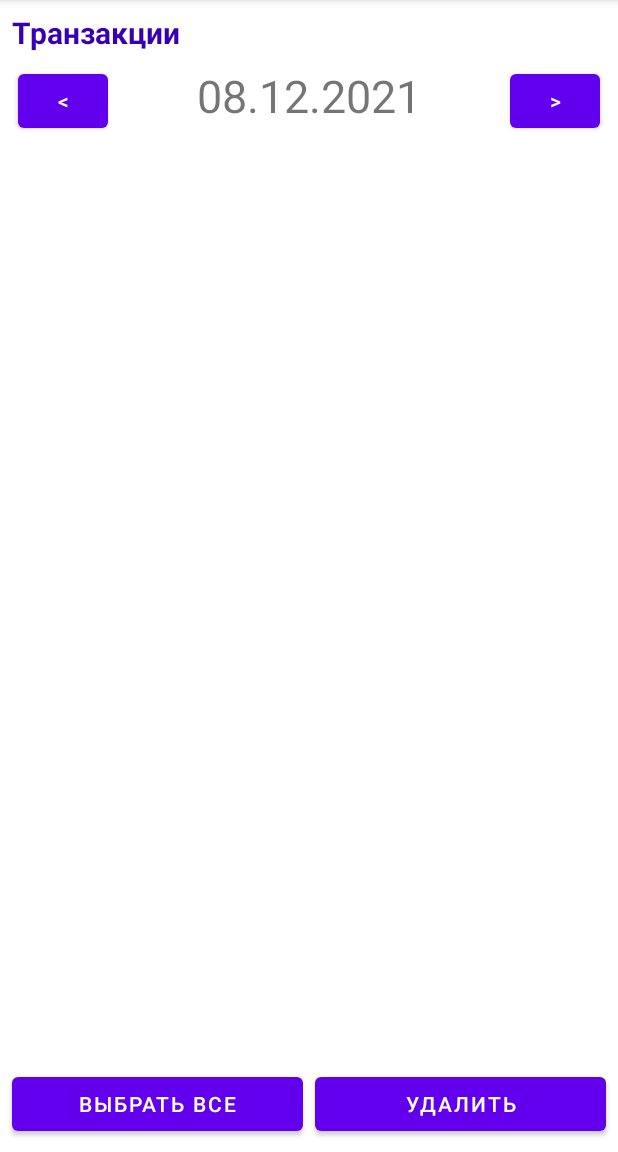
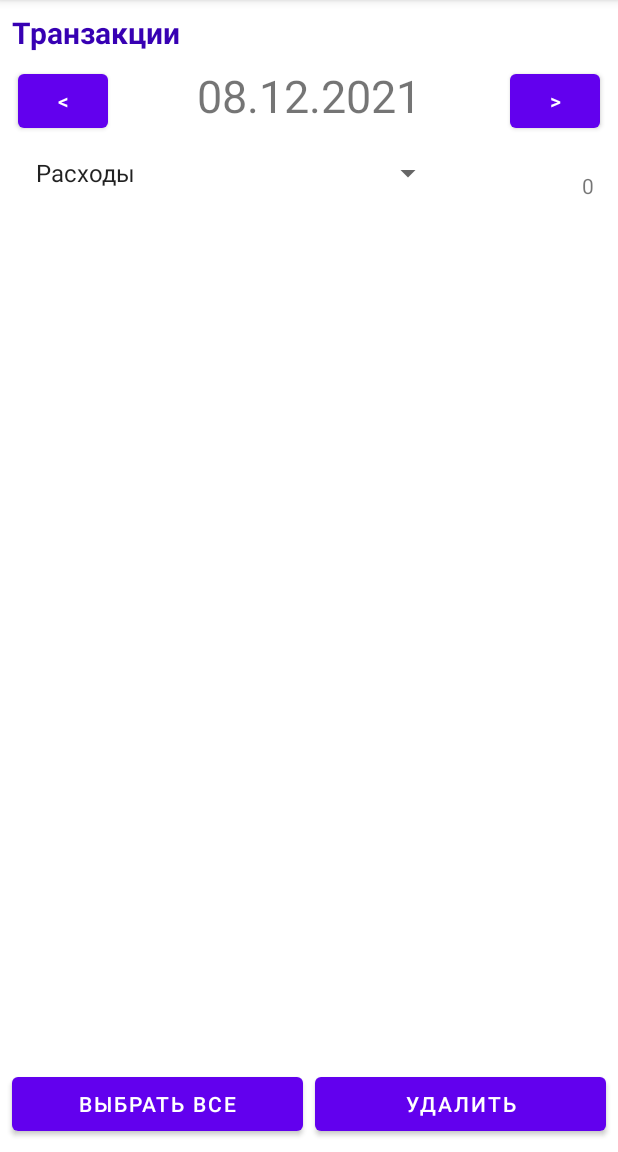
Before and after one commit to MaklMyzuka/MyMoney, an Android app: the screen it shows after launch (ActionsActivity), in the options menu, after a tap on "Транзакции", on a phone screen of 412 x 824 dp, the part 84-1236 px from its top. Run offline under Robolectric (Android 15) with nearby library versions, the phone set to English and light mode, and no system bars.

Commit message:
add category selector in actions

```diff
--- a/app/src/main/java/muzdima/mymoney/activity/ActionsActivity.java
+++ b/app/src/main/java/muzdima/mymoney/activity/ActionsActivity.java
@@ -18,6 +18,7 @@ import muzdima.mymoney.repository.model.IActionItem;
 import muzdima.mymoney.utils.ConfirmDialog;
 import muzdima.mymoney.utils.DateTime;
 import muzdima.mymoney.utils.Worker;
+import muzdima.mymoney.view.CategorySelector;
 import muzdima.mymoney.view.ChangeableActionList;
 
 public class ActionsActivity extends AppCompatActivity {
@@ -25,11 +26,15 @@ public class ActionsActivity extends AppCompatActivity {
     private TextView textViewDate;
     private Button buttonToggle;
     private ChangeableActionList actionList;
+    private CategorySelector categorySelector;
 
     // CALL FROM WORKER THREAD
     private void update() {
-        List<IActionItem> items = Repository.getRepository().getActionItems(dateStartUTC, DateTime.addDays(dateStartUTC, 1));
-        runOnUiThread(() -> actionList.update(items));
+        List<IActionItem> items = Repository.getRepository().getActionItems(fromUTC(), toUTC());
+        runOnUiThread(() -> {
+            actionList.update(items);
+            categorySelector.update(fromUTC(), toUTC());
+        });
     }
 
     private long dateUTC() {
@@ -40,6 +45,14 @@ public class ActionsActivity extends AppCompatActivity {
         textViewDate.setText(DateTime.printUTCToLocalDate(dateUTC()));
     }
 
+    private long fromUTC() {
+        return dateStartUTC;
+    }
+
+    private long toUTC() {
+        return DateTime.addDays(dateStartUTC, 1);
+    }
+
     @Override
     protected void onCreate(Bundle savedInstanceState) {
         super.onCreate(savedInstanceState);
@@ -47,11 +60,13 @@ public class ActionsActivity extends AppCompatActivity {
         buttonToggle = findViewById(R.id.buttonToggleActions);
         actionList = findViewById(R.id.changeableActionListActions);
         textViewDate = findViewById(R.id.textViewDateActions);
+        categorySelector = findViewById(R.id.categorySelectorActions);
         dateStartUTC = DateTime.getLocalDayStartUTC(DateTime.getNowUTC());
+        categorySelector.init("history_category_selector_on_actions", fromUTC(), toUTC());
         setDate();
 
         Worker.run(this, () -> {
-            List<IActionItem> items = Repository.getRepository().getActionItems(dateStartUTC, DateTime.addDays(dateStartUTC, 1));
+            List<IActionItem> items = Repository.getRepository().getActionItems(fromUTC(), toUTC());
             runOnUiThread(() -> {
                 actionList.init(true, items, null, () -> Worker.run(this, this::update));
                 actionList.setOnCheckedChangeListener(selectedAll -> buttonToggle.setText(selectedAll ? R.string.toggle_none_button_label : R.string.toggle_all_button_label));
--- a/app/src/main/java/muzdima/mymoney/activity/MainActivity.java
+++ b/app/src/main/java/muzdima/mymoney/activity/MainActivity.java
@@ -13,12 +13,12 @@ import muzdima.mymoney.repository.Repository;
 import muzdima.mymoney.utils.Worker;
 import muzdima.mymoney.view.AccountGroupSelector;
 import muzdima.mymoney.view.AccountSelector;
-import muzdima.mymoney.view.CategorySelector;
+import muzdima.mymoney.view.CategorySelectorCurrentMonth;
 
 public class MainActivity extends AppCompatActivity {
 
     private AccountSelector[] accountSelectors;
-    private CategorySelector[] categorySelectors;
+    private CategorySelectorCurrentMonth[] categorySelectors;
     private AccountGroupSelector[] accountGroupSelectors;
     private boolean firstResume = true;
 
@@ -33,7 +33,7 @@ public class MainActivity extends AppCompatActivity {
                 findViewById(R.id.accountSelector4),
                 findViewById(R.id.accountSelector5),
                 findViewById(R.id.accountSelector6)};
-        categorySelectors = new CategorySelector[]{
+        categorySelectors = new CategorySelectorCurrentMonth[]{
                 findViewById(R.id.categorySelector1),
                 findViewById(R.id.categorySelector2),
                 findViewById(R.id.categorySelector3)};
@@ -54,7 +54,7 @@ public class MainActivity extends AppCompatActivity {
             n++;
         }
         n = 1;
-        for (CategorySelector categorySelector : categorySelectors) {
+        for (CategorySelectorCurrentMonth categorySelector : categorySelectors) {
             categorySelector.init("history_category_selector_" + n + "_on_main");
             n++;
         }
@@ -75,7 +75,7 @@ public class MainActivity extends AppCompatActivity {
         for (AccountSelector accountSelector : accountSelectors) {
             accountSelector.update();
         }
-        for (CategorySelector categorySelector : categorySelectors) {
+        for (CategorySelectorCurrentMonth categorySelector : categorySelectors) {
             categorySelector.update();
         }
         for (AccountGroupSelector accountGroupSelector : accountGroupSelectors) {
--- a/app/src/main/java/muzdima/mymoney/repository/IRepository.java
+++ b/app/src/main/java/muzdima/mymoney/repository/IRepository.java
@@ -27,7 +27,7 @@ public interface IRepository {
     List<SpinnerItem> getCategorySpinnerItems();
     List<SpinnerItem> getAccountGroupSpinnerItems();
     Money.MoneyItem getAccountSum(long accountId);
-    Money getCategorySum(long categoryId);
+    Money getCategorySum(long categoryId, long fromUTC, long toUTC);
     Money getAccountGroupSum(long accountGroupId);
     List<DictionaryItem> getCurrencyDictionaryItems(boolean includeHidden);
     List<DictionaryItem> getAccountDictionaryItems(boolean includeHidden);
--- a/app/src/main/java/muzdima/mymoney/repository/Repository.java
+++ b/app/src/main/java/muzdima/mymoney/repository/Repository.java
@@ -338,9 +338,8 @@ public class Repository implements IRepository {
     }
 
     @Override
-    public Money getCategorySum(long categoryId) {
-        long monthStartUTC = DateTime.getMonthStartUTC();
-        return getMoney(R.string.sql_get_category_sum, new String[]{String.valueOf(categoryId), String.valueOf(monthStartUTC)});
+    public Money getCategorySum(long categoryId, long fromUTC, long toUTC){
+        return getMoney(R.string.sql_get_category_sum, new String[]{String.valueOf(categoryId), String.valueOf(fromUTC), String.valueOf(toUTC) });
     }
 
     @Override
--- a/app/src/main/java/muzdima/mymoney/utils/DateTime.java
+++ b/app/src/main/java/muzdima/mymoney/utils/DateTime.java
@@ -10,9 +10,29 @@ public class DateTime {
         return Instant.now().getEpochSecond();
     }
 
-    public static long getMonthStartUTC() {
-        String yearMonth = DateTimeFormatter.ofPattern("yyyy-MM").withZone(ZoneId.from(ZoneOffset.UTC)).format(Instant.now());
-        return Instant.parse(yearMonth + "-01T00:00:00Z").getEpochSecond();
+    public static int getCurrentYear() {
+        return Integer.parseInt(DateTimeFormatter.ofPattern("yyyy").withZone(ZoneId.from(ZoneOffset.UTC)).format(Instant.now()));
+    }
+
+    public static int getCurrentMonth() {
+        return Integer.parseInt(DateTimeFormatter.ofPattern("MM").withZone(ZoneId.from(ZoneOffset.UTC)).format(Instant.now()));
+    }
+
+    public static long getCurrentMonthStartUTC() {
+        int year = getCurrentYear();
+        int month = getCurrentMonth();
+        return Instant.parse(String.format("%s-%s%s-01T00:00:00Z",year,month/10,month%10)).getEpochSecond();
+    }
+
+    public static long getCurrentMonthEndUTC() {
+        int year = getCurrentYear();
+        int month = getCurrentMonth();
+        month++;
+        if (month == 13){
+            month = 1;
+            year++;
+        }
+        return Instant.parse(String.format("%s-%s%s-01T00:00:00Z",year,month/10,month%10)).getEpochSecond();
     }
 
     private static String printUTCToLocal(long utc, String pattern) {
--- a/app/src/main/java/muzdima/mymoney/view/CategorySelector.java
+++ b/app/src/main/java/muzdima/mymoney/view/CategorySelector.java
@@ -21,6 +21,8 @@ public class CategorySelector extends LinearLayout {
     private final List<SpinnerItem> items = new ArrayList<>();
     private HistorySpinner spinner;
     private TextView textView;
+    private long fromUTC;
+    private long toUTC;
 
     public CategorySelector(Context context) {
         super(context);
@@ -52,12 +54,14 @@ public class CategorySelector extends LinearLayout {
     private void updateSum() {
         Activity activity = ActivitySolver.getActivity(getContext());
         Worker.run(activity, () -> {
-            String sumLabel = Repository.getRepository().getCategorySum(spinner.getSelectedId()).toString();
+            String sumLabel = Repository.getRepository().getCategorySum(spinner.getSelectedId(), fromUTC, toUTC).toString();
             activity.runOnUiThread(() -> textView.setText(sumLabel));
         });
     }
 
-    public void init(String history_key) {
+    public void init(String history_key, long fromUTC, long toUTC) {
+        this.fromUTC = fromUTC;
+        this.toUTC = toUTC;
         updateData(() -> {
             spinner.setOnItemSelectedListener(id -> updateSum());
             spinner.init(history_key, items, null);
@@ -73,7 +77,9 @@ public class CategorySelector extends LinearLayout {
         });
     }
 
-    public void update() {
+    public void update(long fromUTC, long toUTC) {
+        this.fromUTC = fromUTC;
+        this.toUTC = toUTC;
         updateData(() -> {
             spinner.update();
             updateSum();
--- /dev/null
+++ b/app/src/main/java/muzdima/mymoney/view/CategorySelectorCurrentMonth.java
@@ -0,0 +1,50 @@
+package muzdima.mymoney.view;
+
+import android.app.Activity;
+import android.content.Context;
+import android.util.AttributeSet;
+import android.widget.LinearLayout;
+import android.widget.TextView;
+
+import androidx.annotation.Nullable;
+
+import java.util.ArrayList;
+import java.util.List;
+
+import muzdima.mymoney.R;
+import muzdima.mymoney.repository.Repository;
+import muzdima.mymoney.repository.model.SpinnerItem;
+import muzdima.mymoney.utils.ActivitySolver;
+import muzdima.mymoney.utils.DateTime;
+import muzdima.mymoney.utils.Worker;
+
+public class CategorySelectorCurrentMonth extends CategorySelector {
+
+    public CategorySelectorCurrentMonth(Context context) {
+        super(context);
+    }
+
+    public CategorySelectorCurrentMonth(Context context, @Nullable AttributeSet attrs) {
+        super(context, attrs);
+    }
+
+    public CategorySelectorCurrentMonth(Context context, @Nullable AttributeSet attrs, int defStyleAttr) {
+        super(context, attrs, defStyleAttr);
+    }
+
+    public CategorySelectorCurrentMonth(Context context, AttributeSet attrs, int defStyleAttr, int defStyleRes) {
+        super(context, attrs, defStyleAttr, defStyleRes);
+    }
+
+    public void init(String history_key) {
+        long monthStartUTC = DateTime.getCurrentMonthStartUTC();
+        long monthEndUTC = DateTime.getCurrentMonthEndUTC();
+        super.init(history_key, monthStartUTC, monthEndUTC);
+    }
+
+    public void update() {
+        long monthStartUTC = DateTime.getCurrentMonthStartUTC();
+        long monthEndUTC = DateTime.getCurrentMonthEndUTC();
+        super.update(monthStartUTC, monthEndUTC);
+    }
+}
--- a/app/src/main/res/layout/activity_actions.xml
+++ b/app/src/main/res/layout/activity_actions.xml
@@ -72,12 +72,11 @@
         android:layout_width="0dp"
         android:layout_height="0dp"
         android:layout_marginStart="8dp"
-        android:layout_marginTop="8dp"
         android:layout_marginEnd="8dp"
         app:layout_constraintBottom_toTopOf="@+id/barrierButtonsActions"
         app:layout_constraintEnd_toEndOf="parent"
         app:layout_constraintStart_toStartOf="parent"
-        app:layout_constraintTop_toBottomOf="@+id/barrierDateActions">
+        app:layout_constraintTop_toBottomOf="@+id/categorySelectorActions">
 
     </muzdima.mymoney.view.ChangeableActionList>
 
@@ -130,5 +129,16 @@
         app:constraint_referenced_ids="viewUpButtonToggleActions,viewUpButtonDeleteActions"
         tools:layout_editor_absoluteY="618dp" />
 
+    <muzdima.mymoney.view.CategorySelector
+        android:id="@+id/categorySelectorActions"
+        android:layout_width="0dp"
+        android:layout_height="wrap_content"
+        android:layout_marginStart="8dp"
+        android:layout_marginTop="8dp"
+        android:layout_marginEnd="8dp"
+        app:layout_constraintEnd_toEndOf="parent"
+        app:layout_constraintStart_toStartOf="parent"
+        app:layout_constraintTop_toBottomOf="@+id/textViewDateActions" />
+
 
 </androidx.constraintlayout.widget.ConstraintLayout>
--- a/app/src/main/res/layout/activity_main.xml
+++ b/app/src/main/res/layout/activity_main.xml
@@ -62,17 +62,17 @@
             android:textSize="20sp"
             android:textStyle="bold" />
 
-        <muzdima.mymoney.view.CategorySelector
+        <muzdima.mymoney.view.CategorySelectorCurrentMonth
             android:id="@+id/categorySelector1"
             android:layout_width="match_parent"
             android:layout_height="wrap_content" />
 
-        <muzdima.mymoney.view.CategorySelector
+        <muzdima.mymoney.view.CategorySelectorCurrentMonth
             android:id="@+id/categorySelector2"
             android:layout_width="match_parent"
             android:layout_height="wrap_content" />
 
-        <muzdima.mymoney.view.CategorySelector
+        <muzdima.mymoney.view.CategorySelectorCurrentMonth
             android:id="@+id/categorySelector3"
             android:layout_width="match_parent"
             android:layout_height="wrap_content" />
--- a/app/src/main/res/values/sql_sum.xml
+++ b/app/src/main/res/values/sql_sum.xml
@@ -46,7 +46,7 @@
             SELECT SUM([transaction].[sum10000]) AS [sum10000], [account].[currency_id] AS [currency_id]
             FROM [transaction]
             INNER JOIN [account] ON [account].[id] = [transaction].[account_id]
-            WHERE [transaction].[is_committed] = 1 AND [transaction].[category_id] IN [category_ids_filter] AND [transaction].[created_at_utc] > ?2
+            WHERE [transaction].[is_committed] = 1 AND [transaction].[category_id] IN [category_ids_filter] AND [transaction].[created_at_utc] > ?2 AND [transaction].[created_at_utc] <![CDATA[<]]> ?3
             GROUP BY [account].[currency_id]
         ) AS [category_res]
         INNER JOIN [currency] ON [currency].[id] = [category_res].[currency_id]
```
Also changed, not shown: app/src/main/java/muzdima/mymoney/activity/ActivityStatistics.java (+7 -9 lines), app/src/main/res/layout/activity_statistics.xml (+6 -6 lines).
